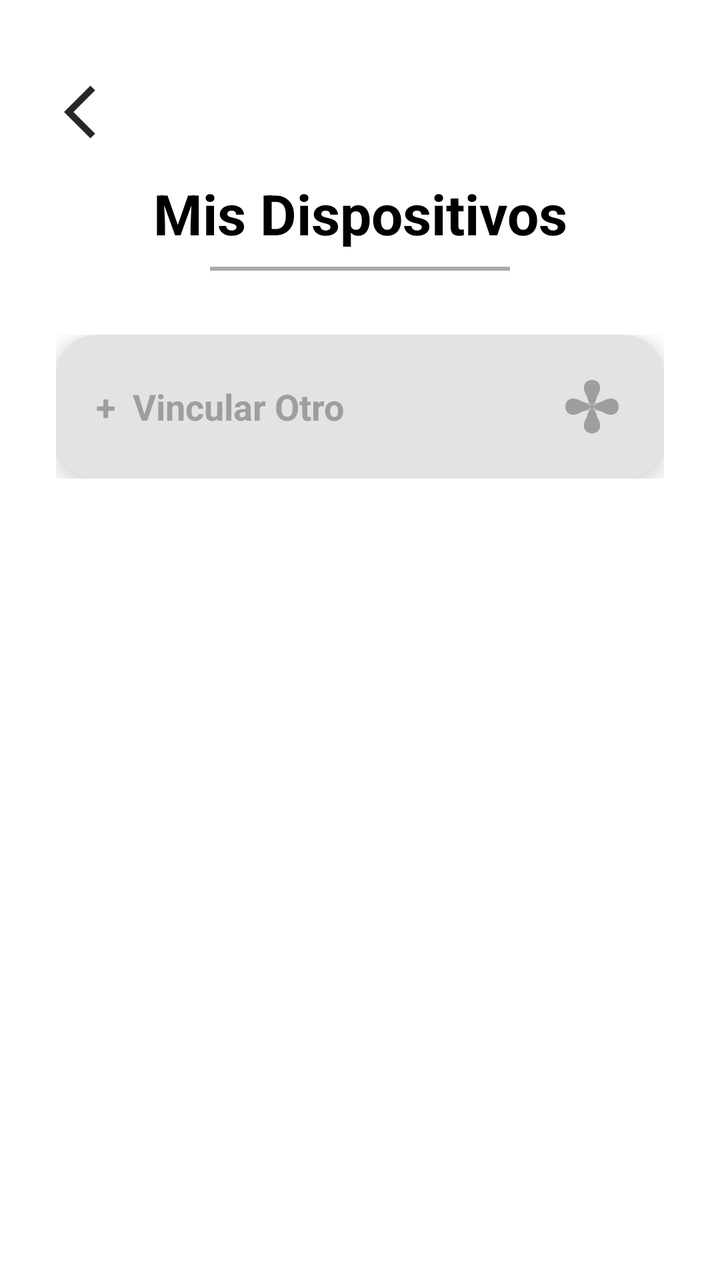
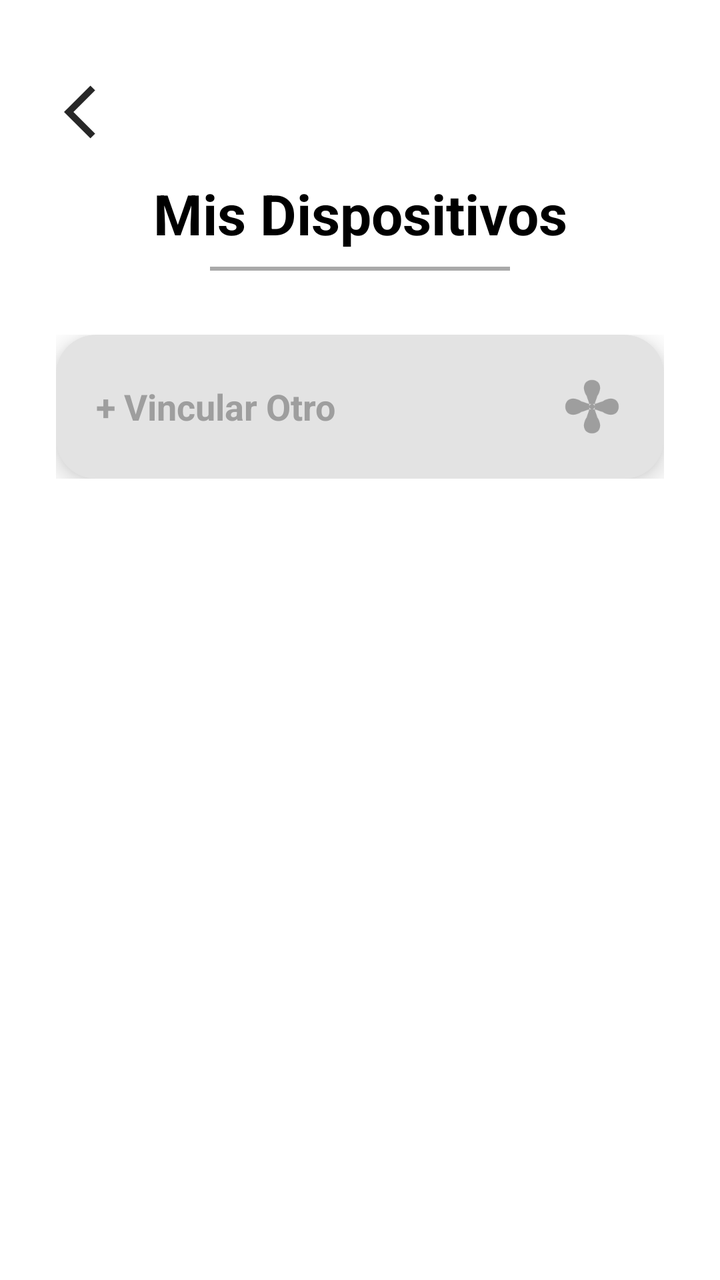

Screens rendered from an Android XML layout before and after an edit, with the pre-edit source and the edit as a unified diff.
<!-- AndroidManifest.xml: application theme Theme.Monitoreo_de_Aire -->
<!-- res/layout/activity_dispositivos.xml -->
<?xml version="1.0" encoding="utf-8"?>
<LinearLayout xmlns:android="http://schemas.android.com/apk/res/android"
    xmlns:app="http://schemas.android.com/apk/res-auto"
    android:id="@+id/dispositivos"
    android:layout_width="match_parent"
    android:layout_height="match_parent"
    android:background="#FFFFFF"
    android:orientation="vertical"
    android:padding="24dp">

    
    <ImageView
        android:id="@+id/btnAtras"
        android:layout_width="48dp"
        android:layout_height="48dp"
        android:layout_marginTop="8dp"
        android:padding="8dp"
        android:src="@drawable/baseline_arrow_back_ios_24"
        android:contentDescription="Volver"
        android:clickable="true"
        android:focusable="true"
        app:tint="#000000" />

    
    <TextView
        android:layout_width="match_parent"
        android:layout_height="wrap_content"
        android:layout_marginTop="8dp"
        android:gravity="center_horizontal"
        android:text="Mis Dispositivos"
        android:textColor="#000000"
        android:textSize="28sp"
        android:textStyle="bold" />

    <View
        android:layout_width="150dp"
        android:layout_height="2dp"
        android:layout_gravity="center_horizontal"
        android:layout_marginTop="8dp"
        android:layout_marginBottom="32dp"
        android:background="#A9A9A9" />

    <TextView
        android:id="@+id/tvAviso"
        android:layout_width="match_parent"
        android:layout_height="wrap_content"
        android:layout_marginBottom="16dp"
        android:gravity="center_horizontal"
        android:textColor="#D32F2F"
        android:textSize="14sp"
        android:visibility="gone" />

    <ScrollView
        android:layout_width="match_parent"
        android:layout_height="match_parent"
        android:clipToPadding="false"
        android:scrollbars="none">

        <LinearLayout
            android:layout_width="match_parent"
            android:layout_height="wrap_content"
            android:orientation="vertical"
            android:paddingHorizontal="4dp"
            android:paddingBottom="16dp">

            
            <LinearLayout
                android:id="@+id/listaDispositivos"
                android:layout_width="match_parent"
                android:layout_height="wrap_content"
                android:orientation="vertical" />

            
            <androidx.cardview.widget.CardView
                android:id="@+id/btnVincularOtro"
                android:layout_width="match_parent"
                android:layout_height="wrap_content"
                android:clickable="true"
                android:focusable="true"
                app:cardBackgroundColor="#E3E3E3"
                app:cardCornerRadius="20dp"
                app:cardElevation="8dp">

                <LinearLayout
                    android:layout_width="match_parent"
                    android:layout_height="wrap_content"
                    android:gravity="center_vertical"
                    android:orientation="horizontal"
                    android:padding="20dp">

                    <TextView
                        android:layout_width="0dp"
                        android:layout_height="wrap_content"
                        android:layout_weight="1"
                        android:text="+  Vincular Otro"
                        android:textColor="#9E9E9E"
                        android:textSize="18sp"
                        android:textStyle="bold" />

                    <ImageView
                        android:layout_width="32dp"
                        android:layout_height="32dp"
                        android:src="@drawable/ic_fan_outline"
                        android:contentDescription="Vincular otro dispositivo"
                        app:tint="#9E9E9E" />
                </LinearLayout>
            </androidx.cardview.widget.CardView>
        </LinearLayout>
    </ScrollView>
</LinearLayout>
<!-- resources referenced by this layout -->
<resources>
  <!-- drawable baseline_arrow_back_ios_24 (drawable) -->
  <vector xmlns:android="http://schemas.android.com/apk/res/android" android:alpha="0.85" android:autoMirrored="true" android:height="24dp" android:tint="#000000" android:viewportHeight="24" android:viewportWidth="24" android:width="24dp">
        
      <path android:fillColor="@android:color/white" android:pathData="M11.67,3.87L9.9,2.1 0,12l9.9,9.9 1.77,-1.77L3.54,12z"/>
      
  </vector>
  <!-- drawable ic_fan_outline (drawable) -->
  <vector xmlns:android="http://schemas.android.com/apk/res/android"
      android:width="48dp"
      android:height="48dp"
      android:viewportWidth="24"
      android:viewportHeight="24">
  
      <path
          android:fillColor="#FF666666"
          android:pathData="M12,11A1,1 0,1 0,12 13A1,1 0,1 0,12 11M12,2C9,2 8,5 10,8L11,11L13,11L14,8C16,5 15,2 12,2M22,12C22,9 19,8 16,10L13,11L13,13L16,14C19,16 22,15 22,12M12,22C15,22 16,19 14,16L13,13L11,13L10,16C8,19 9,22 12,22M2,12C2,15 5,16 8,14L11,13L11,11L8,10C5,8 2,9 2,12"/>
  </vector>
  <style name="Theme.Monitoreo_de_Aire" parent="Base.Theme.Monitoreo_de_Aire" />
  <style name="Base.Theme.Monitoreo_de_Aire" parent="Theme.Material3.DayNight.NoActionBar">
          
          
      </style>
</resources>

<!-- the commit's change to res/layout/activity_dispositivos.xml (unified diff, before → after) -->
@@ -4,7 +4,7 @@
     android:id="@+id/dispositivos"
     android:layout_width="match_parent"
     android:layout_height="match_parent"
-    android:background="#FFFFFF"
+    android:background="@color/white"
     android:orientation="vertical"
     android:padding="24dp">
 
@@ -16,10 +16,10 @@
         android:layout_marginTop="8dp"
         android:padding="8dp"
         android:src="@drawable/baseline_arrow_back_ios_24"
-        android:contentDescription="Volver"
+        android:contentDescription="@string/cd_volver"
         android:clickable="true"
         android:focusable="true"
-        app:tint="#000000" />
+        app:tint="@color/black" />
 
     
     <TextView
@@ -27,8 +27,8 @@
         android:layout_height="wrap_content"
         android:layout_marginTop="8dp"
         android:gravity="center_horizontal"
-        android:text="Mis Dispositivos"
-        android:textColor="#000000"
+        android:text="@string/dispositivos_titulo"
+        android:textColor="@color/black"
         android:textSize="28sp"
         android:textStyle="bold" />
 
@@ -38,7 +38,7 @@
         android:layout_gravity="center_horizontal"
         android:layout_marginTop="8dp"
         android:layout_marginBottom="32dp"
-        android:background="#A9A9A9" />
+        android:background="@color/gris_linea" />
 
     <TextView
         android:id="@+id/tvAviso"
@@ -46,7 +46,7 @@
         android:layout_height="wrap_content"
         android:layout_marginBottom="16dp"
         android:gravity="center_horizontal"
-        android:textColor="#D32F2F"
+        android:textColor="@color/rojo_baja"
         android:textSize="14sp"
         android:visibility="gone" />
 
@@ -77,7 +77,7 @@
                 android:layout_height="wrap_content"
                 android:clickable="true"
                 android:focusable="true"
-                app:cardBackgroundColor="#E3E3E3"
+                app:cardBackgroundColor="@color/gris_boton"
                 app:cardCornerRadius="20dp"
                 app:cardElevation="8dp">
 
@@ -92,8 +92,8 @@
                         android:layout_width="0dp"
                         android:layout_height="wrap_content"
                         android:layout_weight="1"
-                        android:text="+  Vincular Otro"
-                        android:textColor="#9E9E9E"
+                        android:text="@string/dispositivos_vincular_otro"
+                        android:textColor="@color/gris_medio"
                         android:textSize="18sp"
                         android:textStyle="bold" />
 
@@ -101,8 +101,8 @@
                         android:layout_width="32dp"
                         android:layout_height="32dp"
                         android:src="@drawable/ic_fan_outline"
-                        android:contentDescription="Vincular otro dispositivo"
-                        app:tint="#9E9E9E" />
+                        android:contentDescription="@string/cd_vincular_otro"
+                        app:tint="@color/gris_medio" />
                 </LinearLayout>
             </androidx.cardview.widget.CardView>
         </LinearLayout>
<!-- resource entries referenced after the edit -->
@@ -1,5 +1,11 @@
 <!-- resources referenced by this layout -->
 <resources>
+  <color name="black">#FF000000</color>
+  <color name="gris_boton">#E3E3E3</color>
+  <color name="gris_linea">#A9A9A9</color>
+  <color name="gris_medio">#9E9E9E</color>
+  <color name="rojo_baja">#D32F2F</color>
+  <color name="white">#FFFFFFFF</color>
   <!-- drawable baseline_arrow_back_ios_24 (drawable) -->
   <vector xmlns:android="http://schemas.android.com/apk/res/android" android:alpha="0.85" android:autoMirrored="true" android:height="24dp" android:tint="#000000" android:viewportHeight="24" android:viewportWidth="24" android:width="24dp">
         
@@ -17,6 +23,10 @@
           android:fillColor="#FF666666"
           android:pathData="M12,11A1,1 0,1 0,12 13A1,1 0,1 0,12 11M12,2C9,2 8,5 10,8L11,11L13,11L14,8C16,5 15,2 12,2M22,12C22,9 19,8 16,10L13,11L13,13L16,14C19,16 22,15 22,12M12,22C15,22 16,19 14,16L13,13L11,13L10,16C8,19 9,22 12,22M2,12C2,15 5,16 8,14L11,13L11,11L8,10C5,8 2,9 2,12"/>
   </vector>
+  <string name="cd_vincular_otro">Vincular otro dispositivo</string>
+  <string name="cd_volver">Volver</string>
+  <string name="dispositivos_titulo">Mis Dispositivos</string>
+  <string name="dispositivos_vincular_otro">+  Vincular Otro</string>
   <style name="Theme.Monitoreo_de_Aire" parent="Base.Theme.Monitoreo_de_Aire" />
   <style name="Base.Theme.Monitoreo_de_Aire" parent="Theme.Material3.DayNight.NoActionBar">
           
